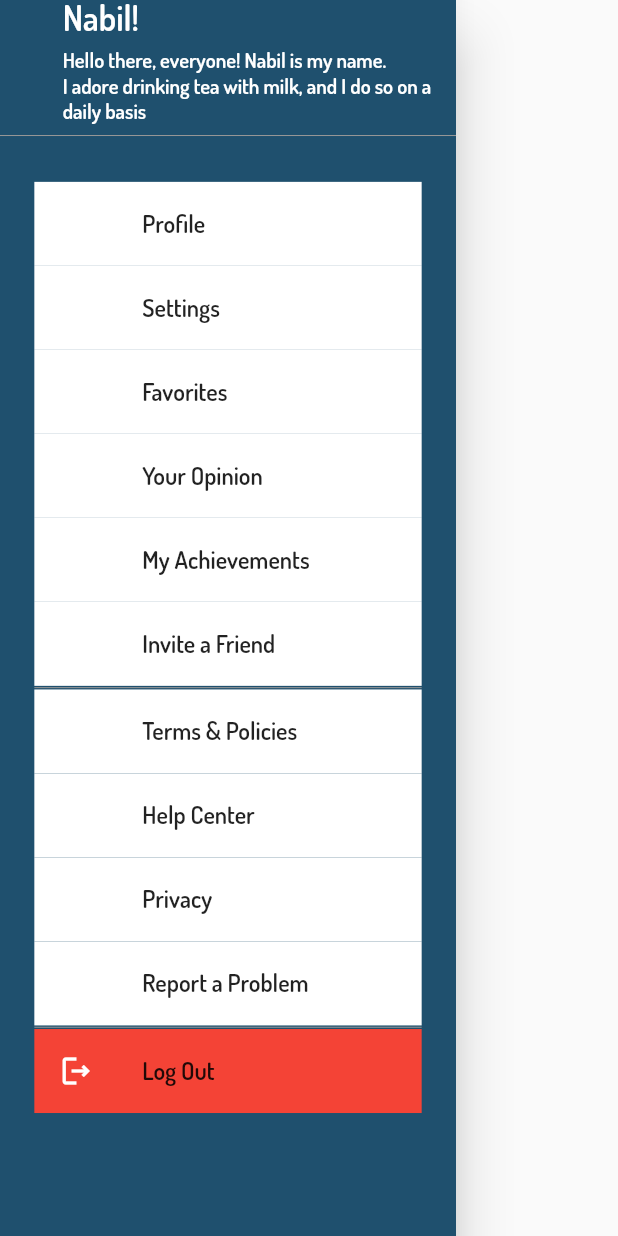
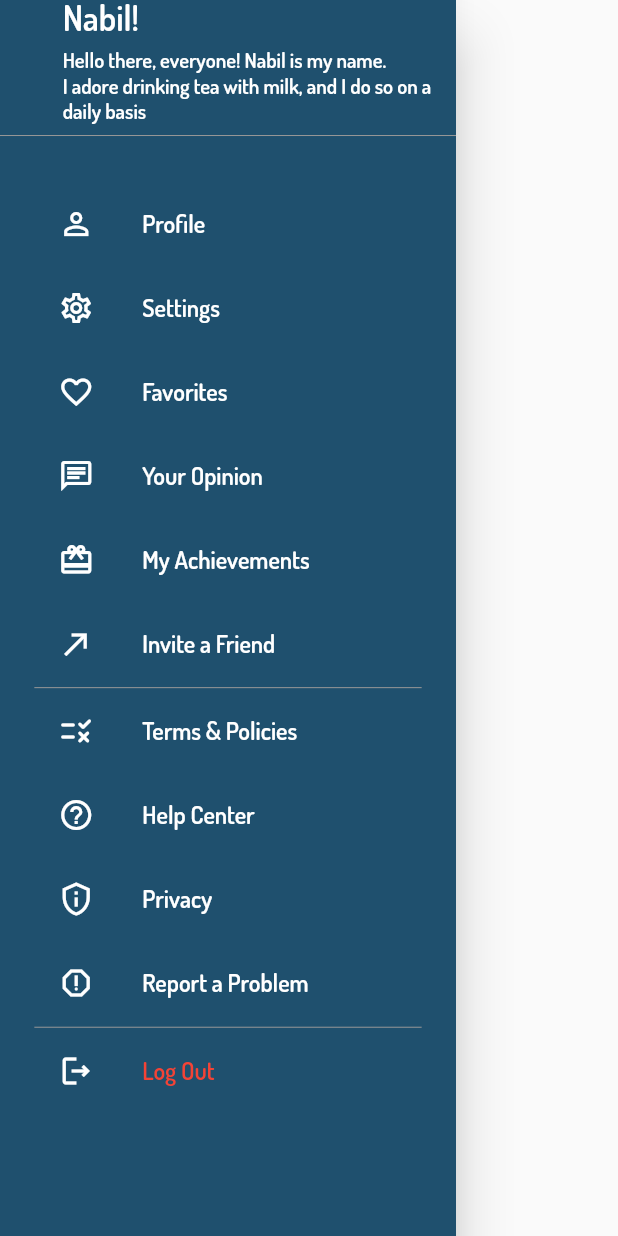
Before and after one commit to IbrahimKhattab172000/graduation_project, a Flutter app: the NavigationDrawerScreen widget shown alone on an empty page, opened directly, scrolled down 168 dp, on a phone screen of 412 x 824 dp. Run offline on Flutter 3.47's test engine with Material 2 defaults, Android fonts, the phone set to English and light mode, and no system bars; our stand-ins replace camera, curved_navigation_bar, firebase_auth, firebase_core, flutter_screenutil, flutter_spinkit and 1 more; missing offline and left inert: tflite; accounts and stored records are empty.

Commit message:
After finishing 90% of the navigationdrawer

```diff
--- a/lib/screens/navigation_drawer/navigation_drawer_components.dart
+++ b/lib/screens/navigation_drawer/navigation_drawer_components.dart
@@ -12,6 +12,8 @@ Widget drawerTile({
         iconData,
         color: Colors.white,
       ),
-      title: Text(text),
-      tileColor: titleColor ?? Colors.white,
+      title: Text(text,
+          style: TextStyle(
+            color: titleColor ?? Colors.white,
+          )),
     );
--- a/lib/screens/navigation_drawer/navigation_drawer_screen.dart
+++ b/lib/screens/navigation_drawer/navigation_drawer_screen.dart
@@ -1,3 +1,5 @@
+// ignore_for_file: prefer_const_constructors
+
 import 'package:flutter/material.dart';
 
 import 'package:flutter_screenutil/flutter_screenutil.dart';
@@ -42,7 +44,7 @@ class NavigationDrawerScreen extends StatelessWidget {
                 padding: const EdgeInsets.all(8.0),
                 child: CircleAvatar(
                   radius: 45.r,
-                  backgroundImage: AssetImage("assets/images/tea.jpg"),
+                  backgroundImage: AssetImage("assets/images/mypic2.jpg"),
                 ),
               ),
             ),
```
Also changed, not shown: lib/screens/home_screen/home_screen.dart (+8 -0 lines), assets/images/mypic2.jpg (added).
